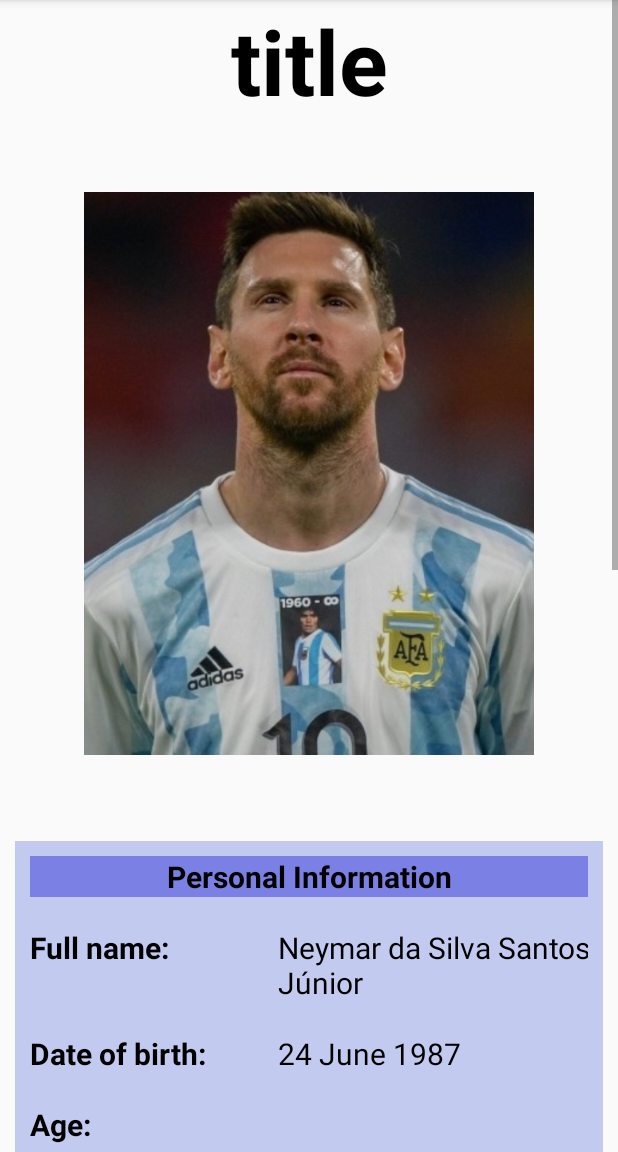
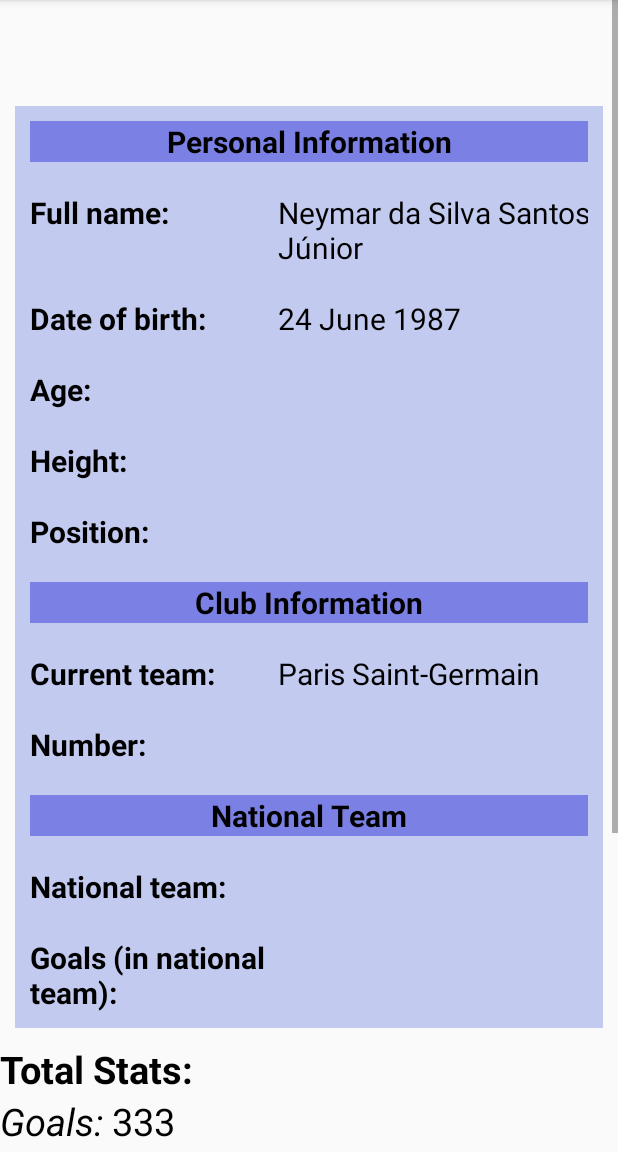
Before and after one commit to EladBr1/MyBagrutApp, an Android app: the screen it shows after launch (PlayerDisplay), after a tap on "CHECK IT OUT", on a phone screen of 412 x 824 dp, the part 84-1236 px from its top. Run offline under Robolectric (Android 15) with nearby library versions, the phone set to English and light mode, and no system bars; our stand-ins replace Firebase (no records; nobody signed in at launch, a user with empty details on screens opened directly).

Commit message:
Merge remote-tracking branch 'origin/master'
# Conflicts:
#	.idea/misc.xml
#	app/build.gradle
#	app/src/main/java/com/example/mybagrutapp/Player.java
#	build.gradle

```diff
--- a/app/src/main/java/com/example/mybagrutapp/MainActivity.java
+++ b/app/src/main/java/com/example/mybagrutapp/MainActivity.java
@@ -6,6 +6,7 @@
 import android.view.View;
 import android.widget.Button;
 import android.widget.EditText;
+import android.widget.Toast;
 
 import androidx.appcompat.app.AppCompatActivity;
 
@@ -32,37 +33,6 @@
 
     }
 
-    /*public void saveMessi()
-    {
-
-        URL urlWiki = null, urlInsta = null;
-
-        try {
-            urlWiki = new URL("https://en.wikipedia.org/wiki/Lionel_Messi");
-            Log.d("Mine", "URL created: " + urlWiki);
-            urlInsta = new URL("https://www.instagram.com/leomessi/");
-            Log.d("Mine", "URL created: " + urlInsta);
-        }
-        catch (MalformedURLException e) {
-            Log.d("Mine","Malformed URL: " + e.getMessage());
-        }
-
-        FirebaseDatabase database = FirebaseDatabase.getInstance();
-        DatabaseReference myRef = database.getReference("players");
-
-        Player messi = new Player( "Lionel Messi", BitmapFactory.decodeResource(this.getResources(), R.drawable.promessi), "Lionel Andrés Messi", "24 June 1987", 34, "1.69", "Forward", "Paris Saint-Germain", 30, "Argentina", 758, 321, 80, "Career: Barcelona(2004-2021), PSG(2021-Today).",
-                "Lionel Andrés Messi(born 24 June 1987), also known as Leo Messi, is an Argentine professional footballer who plays as a forward for Ligue 1 club Paris Saint-Germain and captains the Argentina national team." +
-                        "Often considered the best player in the world and widely regarded as one of the greatest players of all time. Born and raised in central Argentina, Messi relocated to Spain to join Barcelona at age 13, for whom he made his competitive debut aged 17 in October 2004." +
-                        " He established himself as an integral player for the club within the next three years, and in his first uninterrupted season in 2008–09 he helped Barcelona achieve the first treble in Spanish football, that year, aged 22, Messi won his first Ballon d'Or." +
-                        " Three successful seasons followed, with Messi winning four consecutive Ballons d'Or, making him the first player to win the award four times and in a row. During the 2011–12 season, he set the La Liga and European records for most goals scored in a single season, while establishing himself as Barcelona's all-time top scorer." +
-                        " The following two seasons, Messi finished second for the Ballon d'Or behind Cristiano Ronaldo (his perceived career rival), before regaining his best form during the 2014–15 campaign, becoming the all-time top scorer in La Liga and leading Barcelona to a historic second treble," +
-                        " after which he was awarded a fifth Ballon d'Or in 2015. Messi assumed captaincy of Barcelona in 2018, and in 2019 he won a record sixth Ballon d'Or. Out of contract, he signed for Paris Saint-Germain in August 2021.",
-                urlWiki, urlInsta);
-
-        myRef.setValue("messi");
-
-    }*/
-
     @Override
     public void onClick( View v )
     {
@@ -70,10 +40,17 @@
         if( searchBtn == v)
         {
 
-            Intent intent = new Intent(this,PlayerDisplay.class);
-            intent.putExtra( "searchResults", searchBar.getText().toString() );
-            startActivity(intent);
+            if(searchBar == null)
+            {
+                Toast.makeText(this, "You wrote nothing to look for", Toast.LENGTH_SHORT).show();
+            }
+            else
+            {
+                Intent intent = new Intent(this,PlayerDisplay.class);
+                intent.putExtra( "searchResults", searchBar.getText().toString() );
+                startActivity(intent);
 
+            }
         }
 
         if (addBtn == v)
--- a/app/src/main/java/com/example/mybagrutapp/PlayerDisplay.java
+++ b/app/src/main/java/com/example/mybagrutapp/PlayerDisplay.java
@@ -2,6 +2,7 @@
 
 import android.content.Intent;
 import android.os.Bundle;
+import android.widget.ImageView;
 import android.widget.TextView;
 import android.widget.Toast;
 
@@ -20,6 +21,7 @@
 {
     private TextView tvTitName, tvFullName, tvBirthday, tvAge, tvHeight, tvPos, tvTeam, tvNum, tvNtlTeam, tvNtlGoals,
             tvGoals, tvAsissts, tvFormerTeams, tvInfo, wikiUrl, instaUrl;
+    private ImageView imageView;
 
     @Override
     protected void onCreate(Bundle savedInstanceState)
@@ -28,6 +30,7 @@
         setContentView(R.layout.activity_player_display);
 
         tvTitName = findViewById(R.id.titName);
+        imageView = findViewById(R.id.pic);
         tvFullName = findViewById(R.id.tvFullName);
         tvBirthday = findViewById(R.id.tvBirthDay);
         tvAge = findViewById(R.id.tvAge);
@@ -59,13 +62,22 @@
                 players.clear();
                 for(DataSnapshot playerSnapshot : snapshot.getChildren())
                 {
+
                     Player currentPlayer = playerSnapshot.getValue(Player.class);
                     players.add(currentPlayer);
                 }
-                for(int i = 0; i < players.size(); i++)
+               for(int i = 0; i < players.size(); i++)
                 {
+                    String a = players.get(i).getSName(), b = players.get(i).getTitName(), c = players.get(i).getFullName();
+
+                    if (searchResults == a || searchResults == b || searchResults == c )
+                    {
+
+                        tvTitName.setText(a);
+                        tvFullName.setText(c);
 
 
+                    }
 
                 }
 
--- a/app/src/main/res/layout/activity_player_display.xml
+++ b/app/src/main/res/layout/activity_player_display.xml
@@ -16,17 +16,16 @@
             android:id="@+id/titName"
             android:layout_width="match_parent"
             android:layout_height="wrap_content"
-            android:text="title"
+            android:text=""
             android:textAlignment="center"
             android:textColor="@android:color/black"
-            android:textSize="60dp"
+            android:textSize="45dp"
             android:textStyle="bold" />
 
         <ImageView
             android:layout_width="300dp"
             android:layout_height="wrap_content"
             android:layout_gravity="center"
-            android:src="@drawable/promessi"
             android:id="@+id/pic"
             />
 
```
Also changed, not shown: app/src/main/java/com/example/mybagrutapp/AddPlayer.java (+4 -4 lines). Lines whose indentation alone changed are shown as unchanged.
